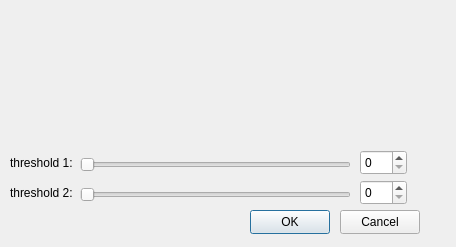
Before: the Qt Designer form rdialog_threshold.ui in Rainlin007/RQImage, drawn with Qt 5.
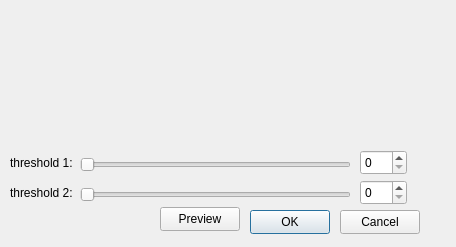
After: the same form once the commit is applied.

```diff
--- a/rdialog_threshold.ui
+++ b/rdialog_threshold.ui
@@ -129,6 +129,19 @@
     <number>255</number>
    </property>
   </widget>
+  <widget class="QPushButton" name="pushButton_3">
+   <property name="geometry">
+    <rect>
+     <x>160</x>
+     <y>207</y>
+     <width>80</width>
+     <height>24</height>
+    </rect>
+   </property>
+   <property name="text">
+    <string>Preview</string>
+   </property>
+  </widget>
  </widget>
  <resources/>
  <connections>
```
